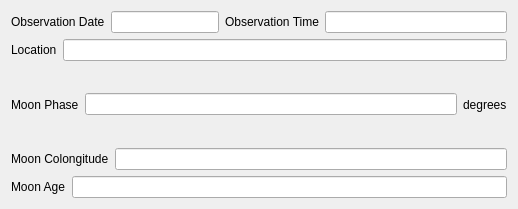
This is python/res/ui/widgets/moon_info_tab.ui in mareuter/lunar-club-tools as Qt 5 draws it before an edit. The edited form follows.
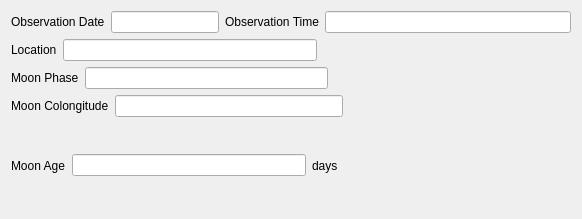
This is the edited form.

Commit message: Refs #8. Making some layout changes.

Patch:
```diff
--- a/python/res/ui/widgets/moon_info_tab.ui
+++ b/python/res/ui/widgets/moon_info_tab.ui
@@ -6,8 +6,8 @@
    <rect>
     <x>0</x>
     <y>0</y>
-    <width>518</width>
-    <height>209</height>
+    <width>582</width>
+    <height>219</height>
    </rect>
   </property>
   <property name="windowTitle">
@@ -83,6 +83,19 @@
        </property>
       </widget>
      </item>
+     <item>
+      <spacer name="horizontalSpacer_2">
+       <property name="orientation">
+        <enum>Qt::Horizontal</enum>
+       </property>
+       <property name="sizeHint" stdset="0">
+        <size>
+         <width>40</width>
+         <height>20</height>
+        </size>
+       </property>
+      </spacer>
+     </item>
     </layout>
    </item>
    <item row="2" column="0">
@@ -102,11 +115,17 @@
       </widget>
      </item>
      <item>
-      <widget class="QLabel" name="moon_phase_units_label">
-       <property name="text">
-        <string>degrees</string>
+      <spacer name="horizontalSpacer_3">
+       <property name="orientation">
+        <enum>Qt::Horizontal</enum>
        </property>
-      </widget>
+       <property name="sizeHint" stdset="0">
+        <size>
+         <width>40</width>
+         <height>20</height>
+        </size>
+       </property>
+      </spacer>
      </item>
     </layout>
    </item>
@@ -126,6 +145,19 @@
        </property>
       </widget>
      </item>
+     <item>
+      <spacer name="horizontalSpacer_4">
+       <property name="orientation">
+        <enum>Qt::Horizontal</enum>
+       </property>
+       <property name="sizeHint" stdset="0">
+        <size>
+         <width>40</width>
+         <height>20</height>
+        </size>
+       </property>
+      </spacer>
+     </item>
     </layout>
    </item>
    <item row="4" column="0">
@@ -144,6 +176,26 @@
        </property>
       </widget>
      </item>
+     <item>
+      <widget class="QLabel" name="moon_age_units_label">
+       <property name="text">
+        <string>days</string>
+       </property>
+      </widget>
+     </item>
+     <item>
+      <spacer name="horizontalSpacer">
+       <property name="orientation">
+        <enum>Qt::Horizontal</enum>
+       </property>
+       <property name="sizeHint" stdset="0">
+        <size>
+         <width>40</width>
+         <height>20</height>
+        </size>
+       </property>
+      </spacer>
+     </item>
     </layout>
    </item>
   </layout>
```
